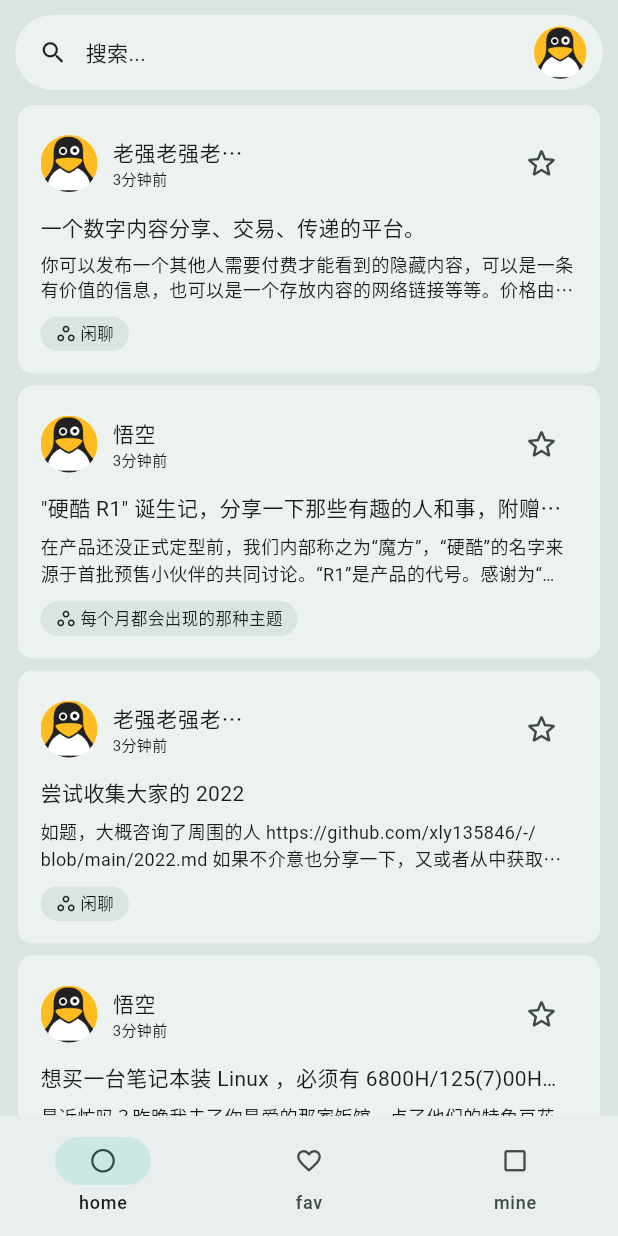
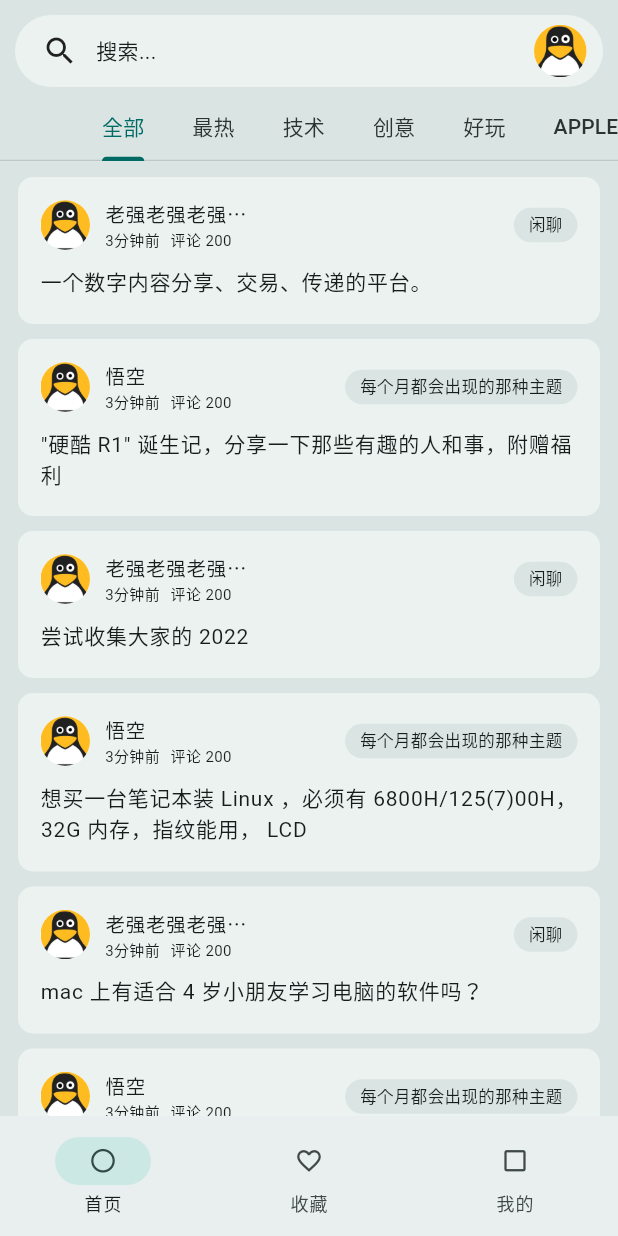
Before and after one commit to guozhigq/flutter_v2ex, a Flutter app: the screen it shows after launch, on a phone screen of 412 x 824 dp. Run offline on Flutter 3.47's test engine with Material 2 defaults, Android fonts, the phone set to English and light mode, and no system bars; drawn by our look-alikes of dynamic_color; Roboto replaces fonts that are missing (font).

Commit message:
feat: homePage class

```diff
--- a/lib/components/home/list_item.dart
+++ b/lib/components/home/list_item.dart
@@ -20,12 +20,11 @@ class _ListItemState extends State<ListItem> {
   Widget build(BuildContext context) {
     return GestureDetector(
       child: Container(
-        margin: const EdgeInsets.only(top: 0, right: 12, bottom: 8, left: 12),
+        margin: const EdgeInsets.only(top: 10, right: 12, bottom: 0, left: 12),
         child: Material(
           color: Theme.of(context).colorScheme.onInverseSurface,
           borderRadius: BorderRadius.circular(10),
           child: InkWell(
-            // splashColor: Theme.of(context).colorScheme.primaryContainer,
             onTap: () {},
             borderRadius: BorderRadius.circular(10),
             child: Container(
@@ -38,29 +37,11 @@ class _ListItemState extends State<ListItem> {
     );
   }
 
-  void _showSnackBar() {
-    final snackBar = SnackBar(
-      content: const Text('已添加到收藏'),
-      duration: const Duration(seconds: 2),
-      action: SnackBarAction(
-        label: '取消',
-        onPressed: () {
-          // ignore: avoid_print
-          print('_showSnackBar');
-          // Some code to undo the change.
-        },
-      ),
-    );
-
-    // Find the ScaffoldMessenger in the widget tree
-    // and use it to show a SnackBar.
-    ScaffoldMessenger.of(context).showSnackBar(snackBar);
-  }
-
   Widget content() {
     return Column(
       crossAxisAlignment: CrossAxisAlignment.start,
       children: <Widget>[
+        // 头像、昵称
         Row(
           // 两端对齐
           mainAxisAlignment: MainAxisAlignment.spaceBetween,
@@ -77,8 +58,8 @@ class _ListItemState extends State<ListItem> {
                   child: Image.asset(
                     'assets/images/avatar.png',
                     fit: BoxFit.cover,
-                    width: 38,
-                    height: 38,
+                    width: 33,
+                    height: 33,
                   ),
                 ),
                 Column(
@@ -92,12 +73,14 @@ class _ListItemState extends State<ListItem> {
                         overflow: TextOverflow.ellipsis,
                         maxLines: 1,
                         style: const TextStyle(
-                          fontSize: 14.0,
+                          fontSize: 13.0,
                           height: 1.5,
                           letterSpacing: 0.5,
                         ),
                       ),
                     ),
+                    Row(
+                      children: [
                         Text(
                           widget.item['time'],
                           style: const TextStyle(
@@ -105,56 +88,21 @@ class _ListItemState extends State<ListItem> {
                             height: 1.3,
                           ),
                         ),
+                        const SizedBox(width: 7),
+                        const Text(
+                          '评论 200',
+                          style: TextStyle(
+                            fontSize: 10.0,
+                            height: 1.3,
+                          ),
+                        ),
+                      ],
+                    )
                   ],
                 )
               ],
             ),
-            Ink(
-              padding: const EdgeInsets.all(0),
-              decoration: const ShapeDecoration(
-                shape: CircleBorder(),
-              ),
-              child: GestureDetector(
-                child: IconButton(
-                  onPressed: () => setState(_showSnackBar),
-                  padding: const EdgeInsets.all(10),
-                  icon: const Icon(
-                    Icons.star_border_rounded,
-                    size: 25,
-                  ),
-                  selectedIcon: const Icon(Icons.star),
-                ),
-              ),
-            ),
-          ],
-        ),
-        const SizedBox(height: 8),
-        Container(
-          alignment: Alignment.centerLeft,
-          margin: const EdgeInsets.only(bottom: 6),
-          child: Text(
-            widget.item['title'],
-            overflow: TextOverflow.ellipsis,
-            maxLines: 1,
-            style: const TextStyle(
-              fontSize: 14.0,
-            ),
-          ),
-        ),
-        Container(
-          alignment: Alignment.centerLeft,
-          child: Text(
-            widget.item['content'],
-            overflow: TextOverflow.ellipsis,
-            maxLines: 2,
-            style: const TextStyle(
-              fontSize: 12.0,
-            ),
-          ),
-        ),
-        Container(
-          margin: const EdgeInsets.only(top: 10),
-          child: Material(
+            Material(
               borderRadius: BorderRadius.circular(50),
               color: Theme.of(context).colorScheme.surfaceVariant,
               child: InkWell(
@@ -167,8 +115,8 @@ class _ListItemState extends State<ListItem> {
                     mainAxisSize: MainAxisSize.min,
                     crossAxisAlignment: CrossAxisAlignment.center,
                     children: [
-                    const Icon(Icons.workspaces_outlined, size: 14),
-                    const SizedBox(width: 2.5),
+                      // const Icon(Icons.workspaces_outlined, size: 14),
+                      // const SizedBox(width: 2.5),
                       Text(
                         widget.item['node'],
                         style: const TextStyle(
@@ -181,6 +129,20 @@ class _ListItemState extends State<ListItem> {
                 ),
               ),
             ),
+          ],
+        ),
+        // title
+        Container(
+          alignment: Alignment.centerLeft,
+          margin: const EdgeInsets.only(top: 10, bottom: 3),
+          child: Text(
+            Characters(widget.item['title']).join('\u{200B}'),
+            overflow: TextOverflow.ellipsis,
+            maxLines: 2,
+            style: const TextStyle(
+              fontSize: 14.0,
+            ),
+          ),
         ),
       ],
     );
--- /dev/null
+++ b/lib/components/home/search_bar.dart
@@ -0,0 +1,120 @@
+import 'package:flutter/material.dart';
+
+class HomeSearchBar extends StatelessWidget {
+  const HomeSearchBar({super.key});
+
+  @override
+  Widget build(BuildContext context) {
+    return Container(
+      width: double.infinity,
+      height: 58,
+      padding: const EdgeInsets.only(top: 10, right: 10, left: 10),
+      color: Theme.of(context).colorScheme.surfaceVariant,
+      child: ClipRRect(
+        borderRadius: BorderRadius.circular(50),
+        child: Container(
+          width: 200,
+          height: 48,
+          color: Theme.of(context).colorScheme.onInverseSurface,
+          padding: const EdgeInsets.only(right: 11, left: 18),
+          child: Row(
+            mainAxisAlignment: MainAxisAlignment.spaceBetween,
+            children: [
+              Row(children: [
+                const Icon(Icons.search_outlined),
+                const SizedBox(width: 12),
+                Text(
+                  '搜索...',
+                  style: Theme.of(context).textTheme.bodyMedium,
+                ),
+              ]),
+              Container(
+                decoration: BoxDecoration(
+                  color: Colors.white,
+                  borderRadius: BorderRadius.circular(50),
+                ),
+                clipBehavior: Clip.antiAlias,
+                child: Image.asset(
+                  'assets/images/avatar.png',
+                  fit: BoxFit.cover,
+                  width: 35,
+                  height: 35,
+                ),
+              ),
+            ],
+          ),
+        ),
+      ),
+      // height: 50,
+      // decoration: BoxDecoration(
+      //   color: Theme.of(context).colorScheme.surface,
+      //   borderRadius: BorderRadius.circular(50),
+      // ),
+      // margin: const EdgeInsets.only(top: 10, right: 10, bottom: 0, left: 10),
+      // padding: const EdgeInsets.only(right: 11, left: 18),
+      // child: Row(
+      //   mainAxisAlignment: MainAxisAlignment.spaceBetween,
+      //   children: [
+      //     Row(children: [
+      //       const Icon(Icons.search_outlined),
+      //       const SizedBox(width: 12),
+      //       Text(
+      //         '搜索...',
+      //         style: Theme.of(context).textTheme.bodyMedium,
+      //       ),
+      //     ]),
+      //     Container(
+      //       decoration: BoxDecoration(
+      //         color: Colors.white,
+      //         borderRadius: BorderRadius.circular(50),
+      //       ),
+      //       clipBehavior: Clip.antiAlias,
+      //       // child: Image.network(
+      //       //   "https://desk-fd.zol-img.com.cn/t_s960x600c5/g6/M00/03/0E/ChMkKWDZLXSICljFAC1U9uUHfekAARQfgG_oL0ALVUO515.jpg",
+      //       //   fit: BoxFit.cover,
+      //       //   width: 35,
+      //       //   height: 35,
+      //       // ),
+      //       child: Image.asset(
+      //         'assets/avatar.png',
+      //         fit: BoxFit.cover,
+      //         width: 35,
+      //         height: 35,
+      //       ),
+      //     ),
+      //   ],
+      // ),
+    );
+  }
+}
+
+class _SliverAppBarDelegate extends SliverPersistentHeaderDelegate {
+  _SliverAppBarDelegate({
+    required this.minHeight,
+    required this.maxHeight,
+    required this.child,
+  });
+
+  final double minHeight;
+  final double maxHeight;
+  final Widget child;
+
+  @override
+  double get minExtent => minHeight;
+
+  @override
+  double get maxExtent => maxHeight > minHeight ? maxHeight : minHeight;
+
+  @override
+  Widget build(
+      BuildContext context, double shrinkOffset, bool overlapsContent) {
+    return SizedBox.expand(child: child);
+  }
+
+  @override
+  bool shouldRebuild(_SliverAppBarDelegate oldDelegate) {
+    return maxHeight != oldDelegate.maxHeight ||
+        minHeight != oldDelegate.minHeight ||
+        child != oldDelegate.child;
+  }
+}
--- a/lib/pages/app_tab.dart
+++ b/lib/pages/app_tab.dart
@@ -27,21 +27,21 @@ class _AppTabState extends State<AppTab> {
               Icons.lens_outlined,
               size: 19,
             ),
-            label: "home",
+            label: "首页",
           ),
           NavigationDestination(
             icon: Icon(
               Icons.favorite_border,
               size: 19,
             ),
-            label: "fav",
+            label: "收藏",
           ),
           NavigationDestination(
             icon: Icon(
               Icons.check_box_outline_blank,
               size: 19,
             ),
-            label: "mine",
+            label: "我的",
           ),
         ],
       ),
--- a/lib/pages/tabs/home_page.dart
+++ b/lib/pages/tabs/home_page.dart
@@ -1,4 +1,7 @@
 import 'package:flutter/material.dart';
+
+import 'package:flutter_v2ex/components/home/search_bar.dart';
+import 'package:flutter_v2ex/components/home/sticky_bar.dart';
 import 'package:flutter_v2ex/components/home/list_item.dart';
 
 class HomePage extends StatefulWidget {
@@ -114,75 +117,28 @@ class _HomePageState extends State<HomePage> {
   Widget build(BuildContext context) {
     return Scaffold(
       backgroundColor: Theme.of(context).colorScheme.surfaceVariant,
-      body: Column(
-        children: [
-          Container(
-            height: 50,
-            decoration: BoxDecoration(
-              color: Theme.of(context).colorScheme.onInverseSurface,
-              borderRadius: BorderRadius.circular(50),
+      body: Container(
+        padding: EdgeInsets.only(top: MediaQuery.of(context).padding.top),
+        child: CustomScrollView(
+          slivers: [
+            const SliverToBoxAdapter(
+              child: HomeSearchBar(),
             ),
-            margin: EdgeInsets.only(
-                top: MediaQuery.of(context).padding.top + 10,
-                right: 10,
-                bottom: 10,
-                left: 10),
-            padding: const EdgeInsets.only(right: 11, left: 16),
-            child: Row(
-              mainAxisAlignment: MainAxisAlignment.spaceBetween,
-              children: [
-                Row(children: [
-                  const Icon(Icons.search_outlined, size: 19),
-                  const SizedBox(width: 12),
-                  Text(
-                    '搜索...',
-                    style: Theme.of(context).textTheme.bodyMedium,
-                  ),
-                ]),
-                Container(
-                  decoration: BoxDecoration(
-                    color: Colors.white,
-                    borderRadius: BorderRadius.circular(50),
-                  ),
-                  clipBehavior: Clip.antiAlias,
-                  child: Image.asset(
-                    'assets/images/avatar.png',
-                    fit: BoxFit.cover,
-                    width: 35,
-                    height: 35,
-                  ),
-                ),
-              ],
-            ),
-          ),
-          Expanded(
-            child: RefreshIndicator(
-              onRefresh: _onRefresh,
-              child: Container(
-                clipBehavior: Clip.antiAlias,
-                decoration: BoxDecoration(
-                  borderRadius: BorderRadius.circular(10),
-                ),
-                child: ListView.builder(
-                  itemCount: entries.length,
-                  itemBuilder: (BuildContext context, int index) {
-                    return ListItem(index: index, item: entries[index]);
-                  },
-                ),
+            const HomeStickyBar(),
+            SliverList(
+              delegate: SliverChildBuilderDelegate(
+                (context, index) {
+                  return ListItem(index: index, item: entries[index]);
+                },
+                childCount: entries.length,
               ),
             ),
-          ),
-        ],
+            const SliverToBoxAdapter(
+              child: SizedBox(height: 10),
+            )
+          ],
+        ),
       ),
     );
   }
-
-  Future<void> _onRefresh() async {
-    print("下拉刷新");
-    await Future.delayed(const Duration(milliseconds: 500), () {
-      // setState(() {
-      //   entries.add('D');
-      // });
-    });
-  }
 }
```
Also changed, not shown: lib/components/home/sticky_bar.dart (added, +118 -0 lines), 3 other files. Lines whose indentation alone changed are shown as unchanged.
